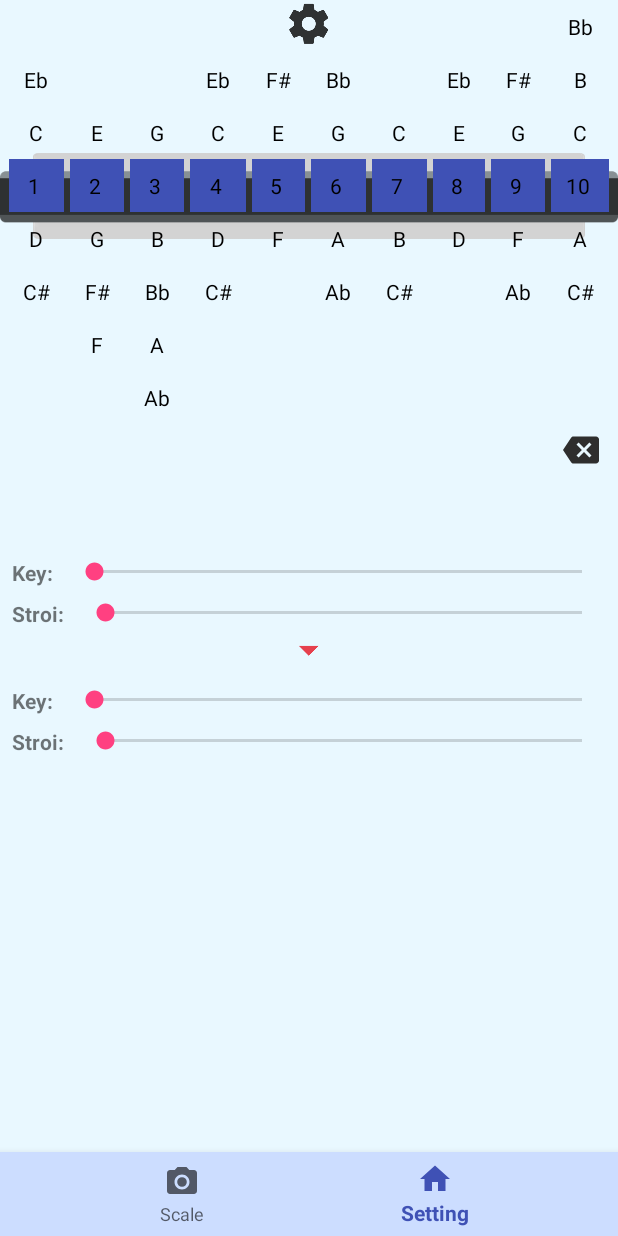
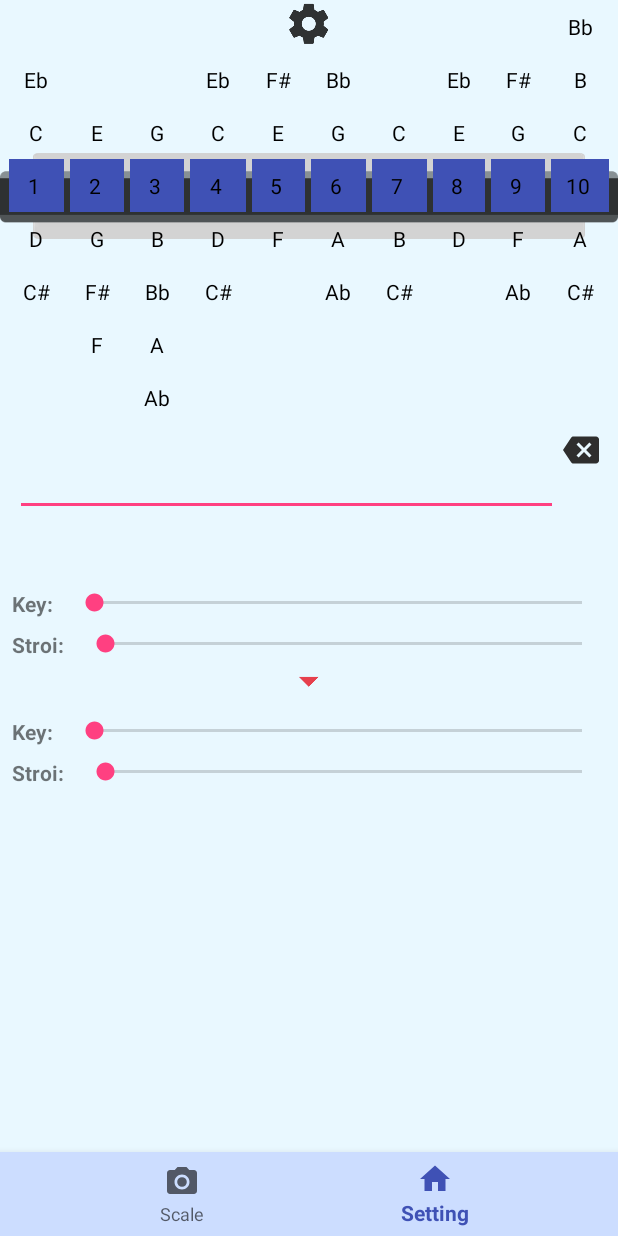
Before and after one commit to AndrianAD/kotlin_test, an Android app: the screen it shows after launch (SecondActivity), item 2 of the bottom bar chosen, on a phone screen of 412 x 824 dp. Run offline under Robolectric (Android 15) with nearby library versions, the phone set to English and light mode, and no system bars; our stand-ins replace navigation-ui; 6 statements that could not run were skipped.

Commit message:
add backspace and edit

```diff
--- a/app/src/main/java/com/example/kotlin_test/SecondActivity.kt
+++ b/app/src/main/java/com/example/kotlin_test/SecondActivity.kt
@@ -1,6 +1,8 @@
 package com.example.kotlin_test
 
 import android.os.Bundle
+import android.text.Editable
+import android.text.TextWatcher
 import android.widget.TextView
 import androidx.appcompat.app.AppCompatActivity
 import androidx.lifecycle.MutableLiveData
@@ -12,9 +14,7 @@ import org.koin.androidx.viewmodel.ext.android.getViewModel
 import java.util.*
 
 
-class SecondActivity : AppCompatActivity() {
-
-
+class SecondActivity : AppCompatActivity(), TextWatcher {
     companion object {
         var harp1: MutableLiveData<Harp> = MutableLiveData()
         var harp2: MutableLiveData<Harp> = MutableLiveData()
@@ -51,6 +51,7 @@ class SecondActivity : AppCompatActivity() {
         super.onCreate(savedInstanceState)
         setContentView(R.layout.activity_second)
 
+        Util.setupUI(window.decorView.rootView, this)
         viewModel = getViewModel()
 
 
@@ -73,9 +74,13 @@ class SecondActivity : AppCompatActivity() {
 
         })
 
+
+
         viewModel.inPutText.observe(this, androidx.lifecycle.Observer {
-            inputResult.text = it
+            inputResult.setText(it)
         })
+
+
 
 
         setting_id.setOnClickListener {
@@ -92,7 +97,7 @@ class SecondActivity : AppCompatActivity() {
     }
 
     private fun set3Hole(tabsOrNotes: Boolean) {
-        var hole = findViewById<TextView>(R.id.b12)
+        val hole = findViewById<TextView>(R.id.b12)
         if (tabsOrNotes) {
             hole.text = harp1.value!!.allnote[7].first
 
@@ -116,6 +121,7 @@ class SecondActivity : AppCompatActivity() {
             listOfActiveGrid.add(hole)
         }
 
+        inputResult.addTextChangedListener(this)
 
         var hole3 = findViewById<TextView>(R.id.b12)
         hole3.setOnClickListener {
@@ -129,7 +135,7 @@ class SecondActivity : AppCompatActivity() {
             element.setOnClickListener {
                 if (tabsOrNotes.not()) {
                     viewModel.inPutText.value += " " + element.text.toString()
-                    viewModel.result.value = Util.getResult(harp1, harp2, viewModel.inPutText.value!!)
+
                 }
             }
         }
@@ -144,6 +150,18 @@ class SecondActivity : AppCompatActivity() {
     }
 
 
+    override fun afterTextChanged(s: Editable?) {
+
+    }
+
+    override fun beforeTextChanged(s: CharSequence?, start: Int, count: Int, after: Int) {
+    }
+
+    override fun onTextChanged(s: CharSequence?, start: Int, before: Int, count: Int) {
+        viewModel.result.value = Util.getResult(harp1.value!!, harp2.value!!, s.toString())
+    }
+
     override fun onBackPressed() {
     }
+
 }
--- a/app/src/main/java/com/example/kotlin_test/Util.kt
+++ b/app/src/main/java/com/example/kotlin_test/Util.kt
@@ -1,16 +1,56 @@
 package com.example.kotlin_test
 
 
+import android.app.Activity
 import android.content.Context
 import android.util.TypedValue
 import android.view.View
+import android.view.ViewGroup
+import android.view.inputmethod.InputMethodManager
+import android.widget.EditText
 import android.widget.Toast
+import androidx.appcompat.app.AppCompatActivity
 
 
 import com.example.kotlin_test.Data.Harp
+import java.security.AccessController
 
 
 object Util {
+
+    fun setupUI(view: View,context: Context) {
+        // Set up touch listener for non-text box views to hide keyboard.
+        if (view !is EditText) {
+            view.setOnTouchListener { _, _ ->
+                if (AccessController.getContext() != null)
+                    hideKeyboard(context)
+                false
+            }
+        }
+        //If a layout container, iterate over children and seed recursion.
+        if (view is ViewGroup) {
+            for (i in 0 until view.childCount) {
+                val innerView = view.getChildAt(i)
+                setupUI(innerView,context)
+            }
+        }
+    }
+
+    private fun hideKeyboard(context: Context) {
+        val inputManager =
+                context.getSystemService(Context.INPUT_METHOD_SERVICE) as InputMethodManager
+        if ((context as Activity).currentFocus != null) {
+            try {
+                inputManager.hideSoftInputFromWindow(
+                        (context as AppCompatActivity).currentFocus!!.windowToken,
+                        0
+                )
+            } catch (ex: NullPointerException) {
+                ex.printStackTrace()
+            }
+
+        }
+    }
 
     fun Context.toast(message: String, duration: Int = Toast.LENGTH_LONG) {
         Toast.makeText(this, message, duration).show()
--- a/app/src/main/res/layout/activity_second.xml
+++ b/app/src/main/res/layout/activity_second.xml
@@ -453,23 +453,24 @@
                 android:id="@+id/backspace"
                 android:layout_width="wrap_content"
                 android:layout_height="wrap_content"
+                android:layout_marginEnd="10dp"
                 android:background="?android:selectableItemBackground"
                 android:clickable="true"
                 android:focusable="true"
-                android:layout_marginEnd="10dp"
                 android:padding="5dp"
                 app:layout_constraintEnd_toEndOf="parent"
                 app:layout_constraintStart_toEndOf="@+id/inputResult"
                 app:layout_constraintTop_toBottomOf="@+id/grid_layout"
                 app:srcCompat="@drawable/ic_backspace_black_24dp" />
 
-            <TextView
+            <EditText
                 android:id="@+id/inputResult"
                 android:layout_width="match_parent"
                 android:layout_height="wrap_content"
                 android:layout_marginStart="10dp"
                 android:layout_marginEnd="40dp"
                 android:textColor="@android:color/black"
+                android:textIsSelectable="true"
                 android:textSize="30sp"
                 app:layout_constraintEnd_toEndOf="parent"
                 app:layout_constraintStart_toStartOf="parent"
@@ -482,6 +483,7 @@
                 android:layout_marginStart="10dp"
                 android:layout_marginEnd="40dp"
                 android:textColor="@android:color/black"
+                android:textIsSelectable="true"
                 android:textSize="30sp"
                 app:layout_constraintEnd_toEndOf="parent"
                 app:layout_constraintStart_toStartOf="parent"
--- a/app/src/main/res/layout/fragment_setting.xml
+++ b/app/src/main/res/layout/fragment_setting.xml
@@ -104,7 +104,8 @@
         app:layout_constraintEnd_toEndOf="parent"
         app:layout_constraintHorizontal_weight="7"
         app:layout_constraintStart_toEndOf="@id/textStroi"
-        app:layout_constraintTop_toBottomOf="@id/textKey2" />
+        app:layout_constraintTop_toBottomOf="@id/textKey2"
+        android:paddingBottom="50dp"/>
 
 
 </androidx.constraintlayout.widget.ConstraintLayout>
```
